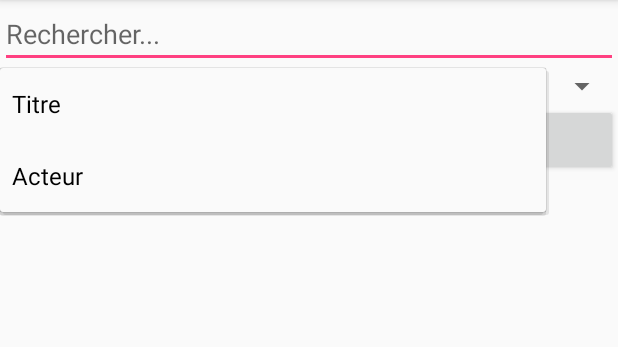
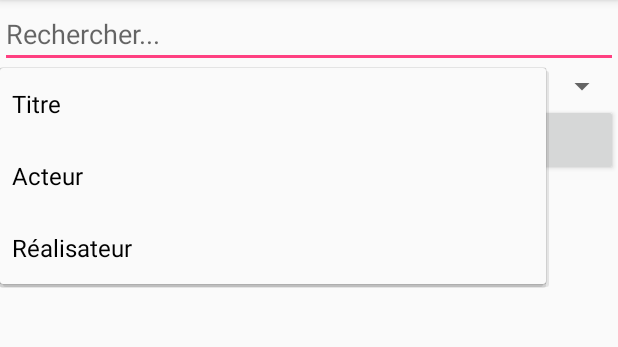
Before and after one commit to Narthax/ProjetAndroid, an Android app: the screen it shows after launch (MainActivity), after a tap on "Titre", on a phone screen of 412 x 824 dp, the part 84-431 px from its top. Run offline under Robolectric (Android 15) with nearby library versions, the phone set to English and light mode, and no system bars.

Commit message:
MAJ Recherche

```diff
--- a/app/src/main/java/com/example/yoric/projet/MainActivity.java
+++ b/app/src/main/java/com/example/yoric/projet/MainActivity.java
@@ -8,6 +8,7 @@ import android.widget.ArrayAdapter;
 import android.widget.Button;
 import android.widget.EditText;
 import android.widget.Spinner;
+import android.widget.TextView;
 
 import com.example.yoric.projet.asynctask.GetResult;
 
@@ -16,6 +17,7 @@ import org.json.JSONObject;
 
 public class MainActivity extends AppCompatActivity implements GetResult.ICallBack, View.OnClickListener {
 
+    private TextView tv_main;
     private Button bt_rechercher;
     private EditText et_recherche;
     private Spinner spinner;
@@ -51,6 +53,9 @@ public class MainActivity extends AppCompatActivity implements GetResult.ICallBa
     @Override
     public void parseData(String string) throws JSONException {
         Log.i("STRING_GET", string);
+        tv_main = (TextView) findViewById(R.id.tv_main);
+        tv_main.setText(string);
+
         //JSONObject object = new JSONObject(string);
     }
 }
--- a/app/src/main/java/com/example/yoric/projet/asynctask/GetResult.java
+++ b/app/src/main/java/com/example/yoric/projet/asynctask/GetResult.java
@@ -35,10 +35,12 @@ public class GetResult extends AsyncTask<String, Void, String> {
             value = "title";
         }else if (value.equals("1")){
             value = "actor";
+        }else if (value.equals("2")){
+            value = "director";
         }
 
         try{
-            URL url = new URL(URL+value+"="+params[0]);
+            URL url = new URL((URL+value+"="+params[0]).replaceAll(" ","%20"));
             HttpURLConnection connection = (HttpURLConnection) url.openConnection();
 
             Log.i("URL", connection.toString());
--- a/app/src/main/res/layout/activity_main.xml
+++ b/app/src/main/res/layout/activity_main.xml
@@ -23,4 +23,9 @@
         android:text="@string/bt_recherhcer"
         android:layout_width="match_parent"
         android:layout_height="wrap_content"/>
+
+    <TextView
+        android:id="@+id/tv_main"
+        android:layout_width="wrap_content"
+        android:layout_height="wrap_content" />
 </LinearLayout>
--- a/app/src/main/res/values/strings.xml
+++ b/app/src/main/res/values/strings.xml
@@ -6,5 +6,6 @@
     <string-array name="s_choix">
         <item>Titre</item>
         <item>Acteur</item>
+        <item>Réalisateur</item>
     </string-array>
 </resources>
```
